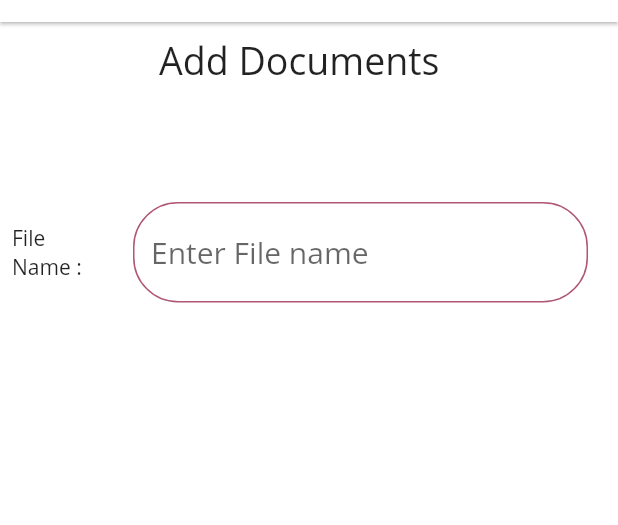
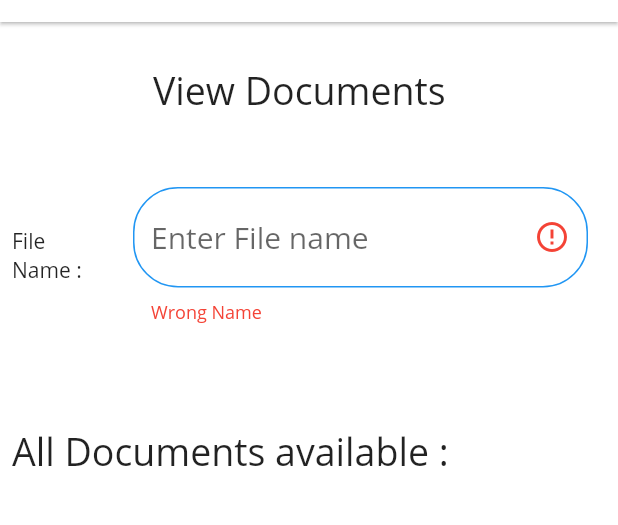
Before and after one commit to adarshbalu/elderly_app, a Flutter app: the ViewDocuments screen opened by its route, in the side drawer, after a tap on the "perm identity" icon, on a phone screen of 412 x 824 dp, the part 62-587 px from its top. Run offline on Flutter 3.47's test engine with Material 2 defaults, Android fonts, the phone set to English and light mode, and no system bars; our stand-ins replace connectivity, firebase_auth, flutter_signin_button, flutter_spinkit, font_awesome_flutter, geolocator and 7 more; missing offline and left inert: firebase_ml_vision, flutter_android, flutter_material_pickers, flutter_sms, sms, sweet_alert_dialogs; accounts and stored records are empty.

Commit message:
messed up document view page

```diff
--- a/lib/screens/home_screen.dart
+++ b/lib/screens/home_screen.dart
@@ -485,9 +485,9 @@ class _HomeScreenState extends State<HomeScreen> {
       if (user != null) {
         loggedInUser = user;
         print(loggedInUser.email);
-      } else {
-        Navigator.pushNamed(context, LoginScreen.id);
-      }
+      } //else {
+      //await Navigator.pushNamed(context, LoginScreen.id);
+      //}
     } catch (e) {
       print(e);
     }
--- a/lib/screens/view_documents_screen.dart
+++ b/lib/screens/view_documents_screen.dart
@@ -5,6 +5,7 @@ import 'package:elderly_app/widgets/app_default.dart';
 import 'package:flutter/cupertino.dart';
 import 'package:flutter/material.dart';
 import 'package:shared_preferences/shared_preferences.dart';
+import 'package:sweet_alert_dialogs/sweet_alert_dialogs.dart';
 
 class ViewDocuments extends StatefulWidget {
   static const String id = 'View_Documents_Screen';
@@ -12,15 +13,17 @@ class ViewDocuments extends StatefulWidget {
   _ViewDocumentsState createState() => _ViewDocumentsState();
 }
 
+TextEditingController fileNameController = TextEditingController();
+String text;
+
 class _ViewDocumentsState extends State<ViewDocuments> {
-  String fileName;
+  String fileName = '';
+  bool isFileNameCorrect = false, showImage = false;
   SharedPreferences prefs;
-
   initPref() async {
     prefs = await SharedPreferences.getInstance();
   }
 
-  TextEditingController fileNameController = TextEditingController();
   @override
   Widget build(BuildContext context) {
     initPref();
@@ -58,17 +61,20 @@ class _ViewDocumentsState extends State<ViewDocuments> {
         ],
       ),
       body: ListView(children: <Widget>[
+        SizedBox(
+          height: 20,
+        ),
         Padding(
           padding: const EdgeInsets.all(8.0),
           child: Center(
             child: Text(
-                'Add Documents  ',
+              'View Documents  ',
               style: TextStyle(fontSize: 25),
             ),
           ),
         ),
         SizedBox(
-            height: 50,
+          height: 20,
         ),
         Row(
           children: <Widget>[
@@ -85,28 +91,48 @@ class _ViewDocumentsState extends State<ViewDocuments> {
                 child: TextField(
                   style: TextStyle(fontSize: 20),
                   decoration: InputDecoration(
+                      suffixIcon: isFileNameCorrect
+                          ? Icon(
+                              Icons.check,
+                              color: Colors.green,
+                            )
+                          : Icon(
+                              Icons.error_outline,
+                              color: Colors.red,
+                            ),
                       hintText: 'Enter File name',
+                      helperText: isFileNameCorrect ? '' : 'Wrong Name',
+                      helperStyle: TextStyle(color: Colors.red),
                       focusedBorder: OutlineInputBorder(
                           borderRadius: BorderRadius.circular(30),
                           borderSide: BorderSide(
-                                color: Colors.indigo,
-                                style: BorderStyle.solid)),
+                              color: Colors.indigo, style: BorderStyle.solid)),
                       enabledBorder: OutlineInputBorder(
                           borderRadius: BorderRadius.circular(30),
                           borderSide: BorderSide(
-                                color: Color(0xffaf5676),
-                                style: BorderStyle.solid)),
+                              color: Colors.blue, style: BorderStyle.solid)),
                       border: OutlineInputBorder(
                           borderRadius: BorderRadius.circular(30),
                           borderSide: BorderSide(
                               color: Color(0xffaf5676),
                               style: BorderStyle.solid))),
-                    onEditingComplete: () async {
-                      fileName = fileNameController.text;
-                    },
-                    onSubmitted: (value) {
+                  onChanged: (value) {
+                    for (var file in prefs.getKeys()) {
+                      if (file == value) {
                         setState(() {
                           fileName = value;
+                        });
+                      }
+                    }
+                    print('submitted' + fileName);
+                    setState(() {
+                      if (fileName == value) {
+                        isFileNameCorrect = true;
+                        showImage = true;
+                      } else {
+                        fileName = ' ';
+                        isFileNameCorrect = false;
+                      }
                     });
                   },
                 ),
@@ -114,15 +140,93 @@ class _ViewDocumentsState extends State<ViewDocuments> {
             ),
           ],
         ),
-          fileName == null
+        !showImage
             ? SizedBox(
                 height: 20,
               )
-              : CircleAvatar(
-                  backgroundImage: FileImage(File(prefs.getString(fileName))),
-                  radius: 50,
-                  backgroundColor: Colors.white),
-        ]));
+            : Container(
+                margin: EdgeInsets.all(20),
+                child: Text(
+                  'Name : ' + fileName,
+                  style: TextStyle(fontSize: 30),
+                  textAlign: TextAlign.center,
+                ),
+              ),
+        !showImage
+            ? SizedBox(
+                height: 20,
+              )
+            : Container(
+                child: SizedBox(),
+              ),
+        Padding(
+          padding: const EdgeInsets.all(8.0),
+          child: Text(
+            'All Documents available : ',
+            style: TextStyle(fontSize: 25),
+          ),
+        ),
+        Builder(),
+        SizedBox(
+          height: 100,
+        )
+      ]),
+    );
   }
 }
 // FileImage(File(prefs.getString('test_image'))
+
+//CircleAvatar(
+//backgroundImage: FileImage(File(prefs.getString(fileName))),
+//radius: 50,
+//backgroundColor: Colors.white),
+
+class Builder extends StatelessWidget {
+  Future<List<Widget>> getAllPrefs(BuildContext context) async {
+    SharedPreferences prefs = await SharedPreferences.getInstance();
+    return prefs
+        .getKeys()
+        .map<Widget>((key) => Column(
+              children: <Widget>[
+                Text(key.toString()),
+                Padding(
+                  padding: const EdgeInsets.only(left: 0, right: 0),
+                  child: Image.file(prefs.get(key)),
+                ),
+              ],
+            ))
+        .toList(growable: false);
+  }
+
+  @override
+  Widget build(BuildContext context) {
+    return FutureBuilder<List<Widget>>(
+        future: getAllPrefs(context),
+        builder: (context, snapshot) {
+          if (!snapshot.hasData) return Container();
+          return Column(
+            children: snapshot.data,
+          );
+        });
+  }
+
+  dialog(BuildContext context) {
+    showDialog(
+        context: context,
+        builder: (BuildContext context) {
+          return RichAlertDialog(
+            alertTitle: richTitle("Deleted"),
+            alertSubtitle: richSubtitle('Image Deleted from storage'),
+            alertType: RichAlertType.ERROR,
+            actions: <Widget>[
+              FlatButton(
+                child: Text("Okay"),
+                onPressed: () {
+                  Navigator.pop(context);
+                },
+              ),
+            ],
+          );
+        });
+  }
+}
--- a/lib/widgets/app_default.dart
+++ b/lib/widgets/app_default.dart
@@ -1,4 +1,5 @@
 import 'package:elderly_app/screens/edit_relatives.dart';
+import 'package:elderly_app/screens/home_screen.dart';
 import 'package:elderly_app/screens/note_home_screen.dart';
 import 'package:elderly_app/screens/view_documents_screen.dart';
 import 'package:firebase_auth/firebase_auth.dart';
@@ -21,6 +22,10 @@ class AppDrawer extends StatelessWidget {
         child: Column(
           children: <Widget>[
             Expanded(
+              child: GestureDetector(
+                onTap: () {
+                  Navigator.pushNamed(context, HomeScreen.id);
+                },
                 child: Column(
                   children: <Widget>[
                     Container(
@@ -140,6 +145,7 @@ class AppDrawer extends StatelessWidget {
                   ],
                 ),
               ),
+            ),
             Row(
               children: <Widget>[
                 Container(
```
Also changed, not shown: lib/screens/add_documents_screen.dart (+19 -5 lines), lib/screens/nearby_hospital_screen.dart (+2 -7 lines), lib/screens/profile_edit_screen.dart (+17 -0 lines), lib/screens/profile_screen.dart (+16 -3 lines). Lines whose indentation alone changed are shown as unchanged.
